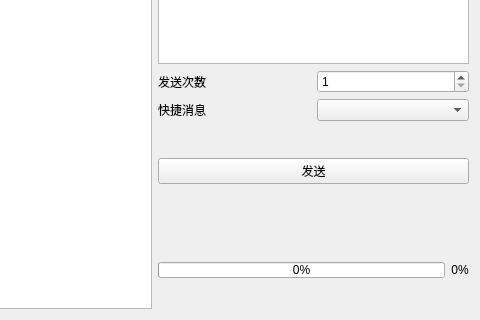
The window that src/page/message/message.ui (superhuap/mythware_tools) describes before a commit, drawn with Qt 5; both pictures show x 170 to 650 and y 130 to 450 of the 650 by 450 pixel window.
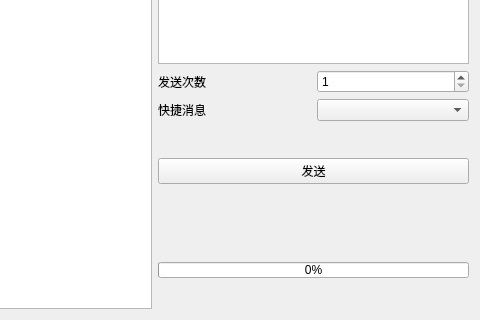
The same window after the commit. Custom widgets are drawn as their Qt base class.

Diff of the .ui file:
```diff
--- a/src/page/message/message.ui
+++ b/src/page/message/message.ui
@@ -183,25 +183,6 @@
          </property>
         </widget>
        </item>
-       <item>
-        <widget class="ElaText" name="progress">
-         <property name="sizePolicy">
-          <sizepolicy hsizetype="Preferred" vsizetype="Expanding">
-           <horstretch>0</horstretch>
-           <verstretch>0</verstretch>
-          </sizepolicy>
-         </property>
-         <property name="text">
-          <string>0%</string>
-         </property>
-         <property name="scaledContents">
-          <bool>false</bool>
-         </property>
-         <property name="alignment">
-          <set>Qt::AlignCenter</set>
-         </property>
-        </widget>
-       </item>
       </layout>
      </item>
      <item>
```
